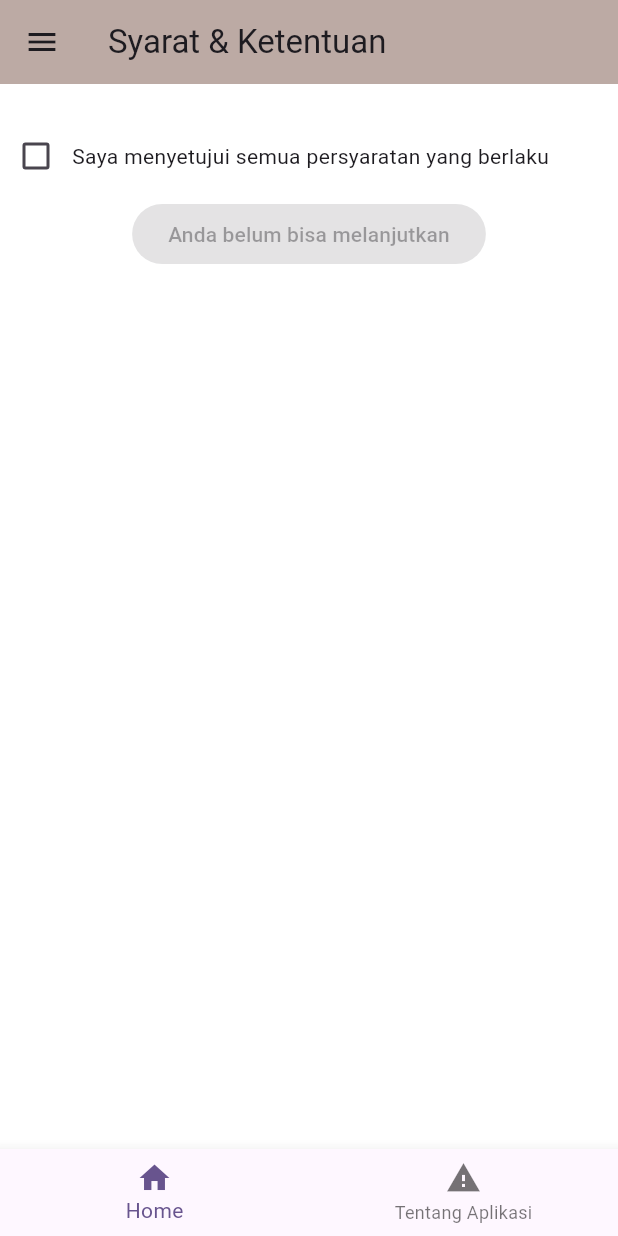
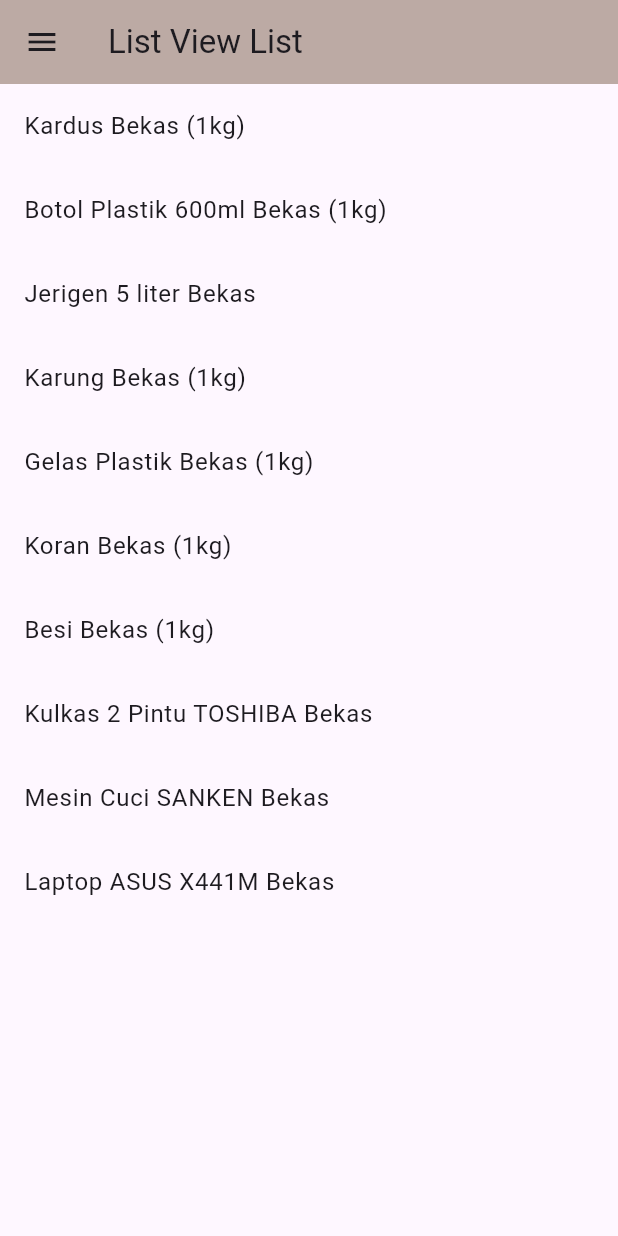
Before and after one commit to zahraakthh12/ppkd_zahra, a Flutter app: the screen it shows after launch, on a phone screen of 412 x 824 dp. Run offline on Flutter 3.47's test engine with Material 3 defaults, Android fonts, the phone set to English and light mode, and no system bars; our stand-ins replace curved_navigation_bar, delightful_toast.

Commit message:
Tugas 9 Flutter

```diff
--- /dev/null
+++ b/lib/Tugas9Flutter/constants.dart
@@ -0,0 +1,43 @@
+import 'package:flutter/material.dart';
+import 'package:intl/intl.dart';
+
+class AppImages {
+  static const assetImage = "assets/images";
+  static const kardus = "$assetImage/kardus.jpg";
+  static const botol = "$assetImage/botol.jpg";
+  static const gelas = "$assetImage/gelas.jpg";
+  static const karung = "$assetImage/karung.jpg";
+  static const jerigen = "$assetImage/jerigen.jpg";
+  static const koran = "$assetImage/koran.jpg";
+  static const besi = "$assetImage/besi.jpg";
+  static const kulkas = "$assetImage/kulkas.jpg";
+  static const mesincuci = "$assetImage/mesincuci.jpg";
+  static const laptop = "$assetImage/laptop.jpg";
+}
+
+extension CurrencyFormatter on String {
+  String toRPCurrency() {
+    final number = int.tryParse(this);
+    if (number != null) {
+      final formatter = NumberFormat.currency(locale: 'id_IDR', symbol: 'Rp');
+      return formatter.format(number).replaceAll(RegExp(r',00$'), '');
+    }
+    return this;
+  }
+}
+
+// ignore_for_file: public_member_api_docs, sort_constructors_first
+class SecondHandModel {
+  final String name;
+  final int price;
+  final String condition;
+  final String image;
+  final Color? backgroundColor;
+  SecondHandModel({
+    required this.name,
+    required this.price,
+    required this.condition,
+    required this.image,
+    this.backgroundColor,
+  });
+}
--- /dev/null
+++ b/lib/Tugas9Flutter/list_model.dart
@@ -0,0 +1,237 @@
+import 'package:delightful_toast/delight_toast.dart';
+import 'package:delightful_toast/toast/components/toast_card.dart';
+import 'package:flutter/material.dart';
+import 'package:ppkd_zahra/Tugas9Flutter/constants.dart';
+
+
+// List View List
+class ListviewListWidget extends StatefulWidget {
+  const ListviewListWidget({super.key});
+
+  @override
+  State<ListviewListWidget> createState() =>
+      _ListviewListWidgetState();
+}
+
+class _ListviewListWidgetState extends State<ListviewListWidget> {
+  final List<String> nameSecondHand = ["Kardus Bekas (1kg)", "Botol Plastik 600ml Bekas (1kg)", "Jerigen 5 liter Bekas", "Karung Bekas (1kg)", "Gelas Plastik Bekas (1kg)", "Koran Bekas (1kg)", "Besi Bekas (1kg)", "Kulkas 2 Pintu TOSHIBA Bekas", "Mesin Cuci SANKEN Bekas", "Laptop ASUS X441M Bekas"];
+  @override
+  Widget build(BuildContext context) {
+    return ListView.builder(
+      itemCount: nameSecondHand.length,
+      itemBuilder: (BuildContext context, int index) {
+        return ListTile(title: Text(nameSecondHand[index]));
+      },
+    );
+  }
+}
+
+
+// List View List Map
+class ListviewListMapWidget extends StatefulWidget {
+  const ListviewListMapWidget({super.key});
+
+  @override
+  State<ListviewListMapWidget> createState() =>
+      _ListviewListMapWidgetState();
+}
+
+class _ListviewListMapWidgetState
+    extends State<ListviewListMapWidget> {
+  final List<Map<String, dynamic>> nameSecondHand = [
+    {
+      "name": "Kardus Bekas (1kg)",
+      "price": 10000,
+      "icon" : Icons.card_giftcard,
+    },
+    {
+      "name": "Botol Plastik 600ml Bekas (1kg)",
+      "price": 12000,
+      "icon" : Icons.local_drink,
+    },
+    {
+      "name": "Jerigen 5 liter Bekas",
+      "price": 5000,
+      "icon" : Icons.local_drink
+    },
+    {
+      "name": "Karung Bekas (1kg)",
+      "price": 20000,
+      "icon" : Icons.badge,
+    },
+    {
+      "name": "Gelas Plastik Bekas (1kg)",
+      "price": 14000,
+      "icon" : Icons.local_drink
+    },
+    {
+      "name": "Koran Bekas (1kg)",
+      "price": 20000,
+      "icon": Icons.book
+    },
+    {
+      "name": "Besi Bekas (1kg)",
+      "price": 25000,
+      "icon" : Icons.iron
+    },
+    {
+      "name": "Kulkas 2 Pintu TOSHIBA Bekas",
+      "price": 1350000,
+      "icon" : Icons.icecream_rounded
+    },
+    {
+      "name": "Mesin Cuci SANKEN Bekas",
+      "price": 600000,
+      "icon" : Icons.cleaning_services
+    },
+    {
+      "name": "Laptop ASUS X441M Bekas",
+      "price": 1650000,
+      "icon" : Icons.laptop
+    },
+  ];
+
+  @override
+  Widget build(BuildContext context) {
+    return ListView.builder(
+      itemCount: nameSecondHand.length,
+      itemBuilder: (BuildContext context, int index) {
+        final item = nameSecondHand[index];
+        return ListTile(
+          onTap: () {
+            //Versi 3
+            DelightToastBar(
+              autoDismiss: true,
+              snackbarDuration: Duration(milliseconds: 2000),
+              builder: (context) => ToastCard(
+                leading: Icon(Icons.flutter_dash, size: 28),
+                title: Text(
+                  "${item["name"]} ${item["price"].toString().toRPCurrency()} aja",
+                  style: TextStyle(fontWeight: FontWeight.w700, fontSize: 14),
+                ),
+              ),
+            ).show(context);
+          },
+          leading: Icon(item["icon"]),
+          title: Text(item["name"]),
+          subtitle: Text(item["price"].toString().toRPCurrency()),
+        );
+      },
+    );
+  }
+}
+
+
+// List View Model
+class ListviewListModelWidget extends StatefulWidget {
+  const ListviewListModelWidget({super.key});
+
+  @override
+  State<ListviewListModelWidget> createState() =>
+      _ListviewListModelWidgetState();
+}
+
+class _ListviewListModelWidgetState
+    extends State<ListviewListModelWidget> {
+  final List<SecondHandModel> nameSecondHand = [
+    SecondHandModel(
+      name: "Kardus Bekas (1kg)",
+      price: 10000,
+      condition: "Bekas",
+      backgroundColor: const Color.fromARGB(255, 233, 212, 218),
+      image: AppImages.kardus,
+    ),
+    SecondHandModel(
+      name: "Botol Plastik 600ml Bekas (1kg)",
+      price: 12000,
+      condition: "Bekas",
+      backgroundColor: Colors.white,
+      image: AppImages.botol,
+    ),
+    SecondHandModel(
+      name: "Jerigen 5 liter Bekas",
+      price: 5000,
+      condition: "Bekas",
+      backgroundColor: const Color.fromARGB(255, 233, 212, 218),
+      image: AppImages.jerigen,
+    ),
+    SecondHandModel(
+      name: "Karung Bekas (1kg)",
+      price: 20000,
+      condition: "Bekas",
+      backgroundColor: Colors.white,
+      image: AppImages.karung,
+    ),
+    SecondHandModel(
+      name: "Gelas Plastik Bekas (1kg)",
+      price: 14000,
+      condition: "Bekas",
+      backgroundColor: const Color.fromARGB(255, 233, 212, 218),
+      image: AppImages.gelas,
+    ),
+    SecondHandModel(
+      name: "Koran Bekas (1kg)",
+      price: 20000,
+      condition: "Bekas",
+      backgroundColor: Colors.white,
+      image: AppImages.koran,
+    ),
+    SecondHandModel(
+      name: "Besi Bekas (1kg)",
+      price: 25000,
+      condition: "Bekas",
+      backgroundColor: const Color.fromARGB(255, 233, 212, 218),
+      image: AppImages.besi,
+    ),
+    SecondHandModel(
+      name: "Kulkas 2 Pintu TOSHIBA Bekas",
+      price: 1350000,
+      condition: "Bekas",
+      backgroundColor: Colors.white,
+      image: AppImages.kulkas,
+    ),
+    SecondHandModel(
+      name: "Mesin Cuci SANKEN Bekas",
+      price: 600000,
+      condition: "Bekas",
+      backgroundColor: const Color.fromARGB(255, 233, 212, 218),
+      image: AppImages.mesincuci,
+    ),
+    SecondHandModel(
+      name: "Laptop ASUS X441M Bekas",
+      price: 1650000,
+      condition: "Bekas",
+      backgroundColor: Colors.white,
+      image: AppImages.laptop,
+    ),
+  ];
+
+  @override
+  Widget build(BuildContext context) {
+    return ListView.builder(
+      itemCount: nameSecondHand.length,
+      itemBuilder: (BuildContext context, int index) {
+        final item = nameSecondHand[index];
+        return ListTile(
+          onTap: () {
+            DelightToastBar(
+              autoDismiss: true,
+              snackbarDuration: Duration(milliseconds: 2000),
+              builder: (context) => ToastCard(
+                leading: Icon(Icons.flutter_dash, size: 28),
+                title: Text(
+                  "${item.name} ${item.price.toString().toRPCurrency()} aja",
+                  style: TextStyle(fontWeight: FontWeight.w700, fontSize: 14),
+                ),
+              ),
+            ).show(context);
+          },
+          tileColor: item.backgroundColor,
+          leading: Image.asset(item.image, width: 60),
+          title: Text(item.name),
+          subtitle: Text(item.price.toString().toRPCurrency()),
+        );
+      },
+    );
+  }
+}
--- /dev/null
+++ b/lib/Tugas9Flutter/tugas9.dart
@@ -0,0 +1,77 @@
+import 'package:flutter/material.dart';
+import 'package:ppkd_zahra/Tugas9Flutter/list_model.dart';
+
+class Tugas9 extends StatefulWidget {
+  const Tugas9({super.key});
+
+  @override
+  State<Tugas9> createState() => _Tugas9State();
+}
+
+class _Tugas9State extends State<Tugas9> {
+  int _selectedIndex = 0;
+  static const List<String> _titles = [
+  "List View List",
+  "List View List Map",
+  "List View Model",
+];
+  static const List<Widget> _widgetOptions = [
+
+    ListviewListWidget(),
+    ListviewListMapWidget(),
+    ListviewListModelWidget(),
+  ];
+  void onTapDrawer(int index) {
+    setState(() {
+      _selectedIndex = index;
+    });
+    Navigator.pop(context);
+  }
+
+  @override
+  Widget build(BuildContext context) {
+    return Scaffold(
+      appBar: AppBar(title: Text(_titles[_selectedIndex]), backgroundColor: Colors.brown[200],),
+      drawer: Drawer(
+        child: ListView(
+          children: [
+            ListTile(
+              leading: CircleAvatar(
+                backgroundImage: AssetImage("assets/images/girl.jpg"),
+              ),
+              title: Text("Zahra Khotimah"),
+              subtitle: Text("Peserta PPKD"),
+            ),
+            Divider(),
+
+            ListTile(
+              onTap: () {
+                onTapDrawer(0);
+              },
+              leading: Icon(Icons.list),
+              title: Text("List View List"),
+            ),
+            Divider(),
+            ListTile(
+              onTap: () {
+                onTapDrawer(1);
+              },
+              leading: Icon(Icons.list),
+              title: Text("List View List Map"),
+            ),
+            Divider(),
+            ListTile(
+              onTap: () {
+                onTapDrawer(2);
+              },
+              leading: Icon(Icons.list),
+              title: Text("List View Model"),
+            ),
+            Divider(),
+          ],
+        ),
+      ),
+      body: _widgetOptions[_selectedIndex],
+    );
+  }
+}
--- a/lib/main.dart
+++ b/lib/main.dart
@@ -6,6 +6,7 @@ import 'package:ppkd_zahra/NavButton/main_screen.dart';
 import 'package:ppkd_zahra/Tugas6Flutter/tugas6.dart';
 import 'package:ppkd_zahra/Tugas7Flutter/tugas7.dart';
 import 'package:ppkd_zahra/Tugas8Flutter/tugas8.dart';
+import 'package:ppkd_zahra/Tugas9Flutter/tugas9.dart';
 
 
 void main() async {
@@ -39,7 +40,7 @@ class MyApp extends StatelessWidget {
         // tested with just a hot reload.
         colorScheme: ColorScheme.fromSeed(seedColor: Colors.deepPurple),
       ),
-      home: Tugas8(),
+      home: Tugas9(),
     );
   }
 }
--- a/pubspec.yaml
+++ b/pubspec.yaml
@@ -30,8 +30,10 @@ environment:
 dependencies:
   cupertino_icons: ^1.0.8
   curved_navigation_bar: ^1.0.6
+  delightful_toast: ^1.1.0
   flutter:
     sdk: flutter
+  fluttertoast: ^9.0.0
   intl: ^0.20.2
 
 dev_dependencies:
```
Also changed, not shown: assets/images/besi.jpg (added), assets/images/botol.jpg (added), assets/images/gelas.jpg (added), assets/images/jerigen.jpg (added), assets/images/kardus.jpg (added), assets/images/karung.jpg (added), assets/images/koran.jpg (added), assets/images/kulkas.jpg (added), assets/images/laptop.jpg (added), assets/images/mesincuci.jpg (added), pubspec.lock.
